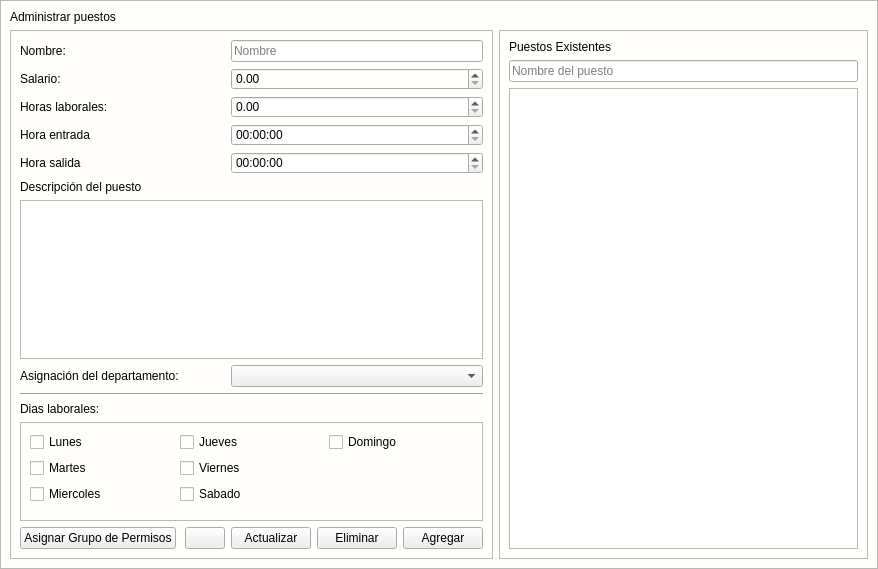
The window that app/View/UserInterfaceUi/UI_ADMINISTRAR_PUESTOS.ui (LAngelVp/software-punto-de-venta) describes before a commit, drawn with Qt 5.
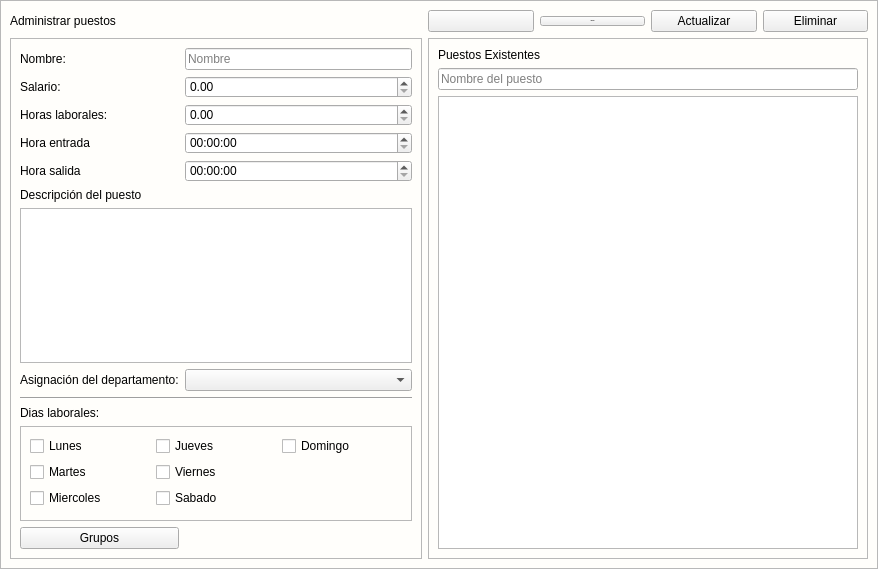
The same window after the commit. Icons and pictures are not drawn.

```diff
--- a/app/View/UserInterfaceUi/UI_ADMINISTRAR_PUESTOS.ui
+++ b/app/View/UserInterfaceUi/UI_ADMINISTRAR_PUESTOS.ui
@@ -241,182 +241,115 @@
         <property name="frameShadow">
          <enum>QFrame::Raised</enum>
         </property>
-        <layout class="QGridLayout" name="gridLayout_3">
-         <item row="5" column="0" colspan="2">
-          <widget class="QLabel" name="etiqueta_descripcion">
+        <layout class="QGridLayout" name="gridLayout_4">
+         <item row="0" column="0">
+          <widget class="QLabel" name="etiqueta_nombrepuesto">
            <property name="text">
-            <string>Descripción del puesto</string>
+            <string>Nombre:</string>
            </property>
           </widget>
          </item>
-         <item row="4" column="2" colspan="3">
-          <widget class="QTimeEdit" name="tiempo_horasalida">
-           <property name="calendarPopup">
-            <bool>true</bool>
-           </property>
-          </widget>
-         </item>
-         <item row="0" column="2" colspan="3">
+         <item row="0" column="1">
           <widget class="QLineEdit" name="txt_nombrepuesto">
            <property name="placeholderText">
             <string>Nombre</string>
            </property>
           </widget>
          </item>
-         <item row="1" column="2" colspan="3">
+         <item row="1" column="0">
+          <widget class="QLabel" name="etiqueta_salario">
+           <property name="text">
+            <string>Salario:</string>
+           </property>
+          </widget>
+         </item>
+         <item row="1" column="1">
           <widget class="QDoubleSpinBox" name="decimal_salario">
            <property name="maximum">
             <double>9999999999999999635896294965248.000000000000000</double>
            </property>
           </widget>
          </item>
-         <item row="3" column="2" colspan="3">
-          <widget class="QTimeEdit" name="tiempo_horaentrada">
-           <property name="calendarPopup">
-            <bool>true</bool>
-           </property>
-          </widget>
-         </item>
-         <item row="12" column="4">
-          <widget class="QPushButton" name="btn_btn_agregar">
-           <property name="cursor">
-            <cursorShape>PointingHandCursor</cursorShape>
-           </property>
-           <property name="text">
-            <string>Agregar</string>
-           </property>
-           <property name="icon">
-            <iconset resource="../../Source/iconosSVG.qrc">
-             <normaloff>:/iconosBlancos/Icons/iconos/Blanco/guardar_blanco.svg</normaloff>:/iconosBlancos/Icons/iconos/Blanco/guardar_blanco.svg</iconset>
-           </property>
-           <property name="iconSize">
-            <size>
-             <width>24</width>
-             <height>24</height>
-            </size>
-           </property>
-          </widget>
-         </item>
-         <item row="12" column="3">
-          <widget class="QPushButton" name="btn_btn_eliminar">
-           <property name="cursor">
-            <cursorShape>PointingHandCursor</cursorShape>
-           </property>
-           <property name="text">
-            <string>Eliminar</string>
-           </property>
-           <property name="icon">
-            <iconset resource="../../Source/iconosSVG.qrc">
-             <normaloff>:/iconosBlancos/Icons/iconos/Blanco/eliminar_blanco.svg</normaloff>:/iconosBlancos/Icons/iconos/Blanco/eliminar_blanco.svg</iconset>
-           </property>
-           <property name="iconSize">
-            <size>
-             <width>24</width>
-             <height>24</height>
-            </size>
-           </property>
-          </widget>
-         </item>
-         <item row="3" column="0" colspan="2">
-          <widget class="QLabel" name="etiqueta_horaentrada">
-           <property name="text">
-            <string>Hora entrada</string>
-           </property>
-          </widget>
-         </item>
-         <item row="2" column="0" colspan="2">
+         <item row="2" column="0">
           <widget class="QLabel" name="etiqueta_horas_laborales">
            <property name="text">
             <string>Horas laborales:</string>
            </property>
           </widget>
          </item>
-         <item row="4" column="0" colspan="2">
+         <item row="2" column="1">
+          <widget class="QDoubleSpinBox" name="decimal_horaslaborales">
+           <property name="maximum">
+            <double>9999999999999999635896294965248.000000000000000</double>
+           </property>
+          </widget>
+         </item>
+         <item row="3" column="0">
+          <widget class="QLabel" name="etiqueta_horaentrada">
+           <property name="text">
+            <string>Hora entrada</string>
+           </property>
+          </widget>
+         </item>
+         <item row="3" column="1">
+          <widget class="QTimeEdit" name="tiempo_horaentrada">
+           <property name="calendarPopup">
+            <bool>true</bool>
+           </property>
+          </widget>
+         </item>
+         <item row="4" column="0">
           <widget class="QLabel" name="etiqueta_horasalida">
            <property name="text">
             <string>Hora salida</string>
            </property>
           </widget>
          </item>
-         <item row="12" column="1">
-          <widget class="QPushButton" name="btn_btn_limpiar">
-           <property name="cursor">
-            <cursorShape>PointingHandCursor</cursorShape>
+         <item row="4" column="1">
+          <widget class="QTimeEdit" name="tiempo_horasalida">
+           <property name="calendarPopup">
+            <bool>true</bool>
            </property>
-           <property name="text">
-            <string/>
-           </property>
-           <property name="icon">
-            <iconset resource="../../Source/iconsdvg.qrc">
-             <normaloff>:/Icons/IconosSVG/borrador.png</normaloff>:/Icons/IconosSVG/borrador.png</iconset>
-           </property>
-           <property name="iconSize">
-            <size>
-             <width>25</width>
-             <height>25</height>
-            </size>
-           </property>
           </widget>
          </item>
-         <item row="1" column="0" colspan="2">
-          <widget class="QLabel" name="etiqueta_salario">
+         <item row="5" column="0">
+          <widget class="QLabel" name="etiqueta_descripcion">
            <property name="text">
-            <string>Salario:</string>
+            <string>Descripción del puesto</string>
            </property>
           </widget>
          </item>
-         <item row="0" column="0" colspan="2">
-          <widget class="QLabel" name="etiqueta_nombrepuesto">
-           <property name="text">
-            <string>Nombre:</string>
-           </property>
-          </widget>
-         </item>
-         <item row="12" column="2">
-          <widget class="QPushButton" name="btn_btn_actualizar">
-           <property name="cursor">
-            <cursorShape>PointingHandCursor</cursorShape>
-           </property>
-           <property name="text">
-            <string>Actualizar</string>
-           </property>
-           <property name="icon">
-            <iconset resource="../../Source/iconosSVG.qrc">
-             <normaloff>:/iconosBlancos/Icons/iconos/Blanco/actualizar_blanco.svg</normaloff>:/iconosBlancos/Icons/iconos/Blanco/actualizar_blanco.svg</iconset>
-           </property>
-           <property name="iconSize">
-            <size>
-             <width>24</width>
-             <height>24</height>
-            </size>
-           </property>
-          </widget>
-         </item>
-         <item row="2" column="2" colspan="3">
-          <widget class="QDoubleSpinBox" name="decimal_horaslaborales">
-           <property name="maximum">
-            <double>9999999999999999635896294965248.000000000000000</double>
-           </property>
-          </widget>
-         </item>
-         <item row="6" column="0" colspan="5">
+         <item row="6" column="0" colspan="2">
           <widget class="QPlainTextEdit" name="txtlargo_descripcionpuesto"/>
          </item>
-         <item row="8" column="0" colspan="5">
+         <item row="7" column="0">
+          <widget class="QLabel" name="etiqueta_seleciondepartamento">
+           <property name="text">
+            <string>Asignación del departamento:</string>
+           </property>
+           <property name="wordWrap">
+            <bool>false</bool>
+           </property>
+          </widget>
+         </item>
+         <item row="7" column="1">
+          <widget class="QComboBox" name="cajaopciones_departamentos"/>
+         </item>
+         <item row="8" column="0" colspan="2">
           <widget class="Line" name="line">
            <property name="orientation">
             <enum>Qt::Horizontal</enum>
            </property>
           </widget>
          </item>
-         <item row="9" column="0" colspan="5">
+         <item row="9" column="0">
           <widget class="QLabel" name="etiqueta_diaslaborales">
            <property name="text">
             <string>Dias laborales:</string>
            </property>
           </widget>
          </item>
-         <item row="10" column="0" colspan="5">
+         <item row="10" column="0" colspan="2">
           <widget class="QFrame" name="contenedor_diaslaborales">
            <property name="frameShape">
             <enum>QFrame::StyledPanel</enum>
@@ -490,26 +423,13 @@
            </layout>
           </widget>
          </item>
-         <item row="7" column="0">
-          <widget class="QLabel" name="etiqueta_seleciondepartamento">
-           <property name="text">
-            <string>Asignación del departamento:</string>
-           </property>
-           <property name="wordWrap">
-            <bool>false</bool>
-           </property>
-          </widget>
-         </item>
-         <item row="7" column="2" colspan="3">
-          <widget class="QComboBox" name="cajaopciones_departamentos"/>
-         </item>
-         <item row="12" column="0" alignment="Qt::AlignLeft">
+         <item row="11" column="0">
           <widget class="QPushButton" name="btn_btn_roles">
            <property name="cursor">
             <cursorShape>PointingHandCursor</cursorShape>
            </property>
            <property name="text">
-            <string>Asignar Grupo de Permisos</string>
+            <string>Grupos</string>
            </property>
           </widget>
          </item>
@@ -526,7 +446,14 @@
         </property>
         <layout class="QGridLayout" name="gridLayout_2">
          <item row="2" column="0" colspan="3">
-          <widget class="QTableView" name="tabla_listapuestos"/>
+          <widget class="QTableView" name="tabla_listapuestos">
+           <property name="minimumSize">
+            <size>
+             <width>420</width>
+             <height>0</height>
+            </size>
+           </property>
+          </widget>
          </item>
          <item row="0" column="0">
           <widget class="QLabel" name="etiqueta_puestosexistentes">
@@ -545,6 +472,108 @@
         </layout>
        </widget>
       </item>
+      <item row="0" column="1">
+       <layout class="QGridLayout" name="gridLayout_3">
+        <item row="0" column="0">
+         <widget class="QPushButton" name="btn_btn_limpiar">
+          <property name="cursor">
+           <cursorShape>PointingHandCursor</cursorShape>
+          </property>
+          <property name="text">
+           <string/>
+          </property>
+          <property name="icon">
+           <iconset resource="../../Source/iconsdvg.qrc">
+            <normaloff>:/Icons/IconosSVG/borrador.png</normaloff>:/Icons/IconosSVG/borrador.png</iconset>
+          </property>
+          <property name="iconSize">
+           <size>
+            <width>25</width>
+            <height>25</height>
+           </size>
+          </property>
+         </widget>
+        </item>
+        <item row="0" column="1">
+         <widget class="QPushButton" name="btn_btn_agregar">
+          <property name="font">
+           <font>
+            <pointsize>-1</pointsize>
+            <weight>75</weight>
+            <bold>true</bold>
+            <stylestrategy>PreferDefault</stylestrategy>
+            <kerning>true</kerning>
+           </font>
+          </property>
+          <property name="cursor">
+           <cursorShape>PointingHandCursor</cursorShape>
+          </property>
+          <property name="accessibleName">
+           <string/>
+          </property>
+          <property name="accessibleDescription">
+           <string/>
+          </property>
+          <property name="autoFillBackground">
+           <bool>false</bool>
+          </property>
+          <property name="text">
+           <string>Agregar</string>
+          </property>
+          <property name="icon">
+           <iconset resource="../../Source/iconosSVG.qrc">
+            <normaloff>:/iconosBlancos/Icons/iconos/Blanco/guardar_blanco.svg</normaloff>:/iconosBlancos/Icons/iconos/Blanco/guardar_blanco.svg</iconset>
+          </property>
+          <property name="iconSize">
+           <size>
+            <width>16</width>
+            <height>16</height>
+           </size>
+          </property>
+         </widget>
+        </item>
+        <item row="0" column="2">
+         <widget class="QPushButton" name="btn_btn_actualizar">
+          <property name="cursor">
+           <cursorShape>PointingHandCursor</cursorShape>
+          </property>
+          <property name="text">
+           <string>Actualizar</string>
+          </property>
+          <property name="icon">
+           <iconset resource="../../Source/iconosSVG.qrc">
+            <normaloff>:/iconosBlancos/Icons/iconos/Blanco/actualizar_blanco.svg</normaloff>:/iconosBlancos/Icons/iconos/Blanco/actualizar_blanco.svg</iconset>
+          </property>
+          <property name="iconSize">
+           <size>
+            <width>16</width>
+            <height>16</height>
+           </size>
+          </property>
+         </widget>
+        </item>
+        <item row="0" column="3">
+         <widget class="QPushButton" name="btn_btn_eliminar">
+          <property name="cursor">
+           <cursorShape>PointingHandCursor</cursorShape>
+          </property>
+          <property name="text">
+           <string>Eliminar</string>
+          </property>
+          <property name="icon">
+           <iconset resource="../../Source/iconosSVG.qrc">
+            <normaloff>:/iconosBlancos/Icons/iconos/Blanco/eliminar_blanco.svg</normaloff>:/iconosBlancos/Icons/iconos/Blanco/eliminar_blanco.svg</iconset>
+          </property>
+          <property name="iconSize">
+           <size>
+            <width>16</width>
+            <height>16</height>
+           </size>
+          </property>
+         </widget>
+        </item>
+       </layout>
+      </item>
      </layout>
     </widget>
    </item>
```
Left out of the diff: 4 changed lines with no effect on the pictures.
